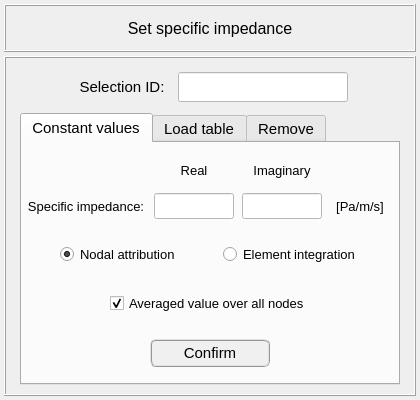
Qt form data/ui_files/model/acoustic/specific_impedance_input.ui (MOPT-UFSC/VIBRA) before a commit.
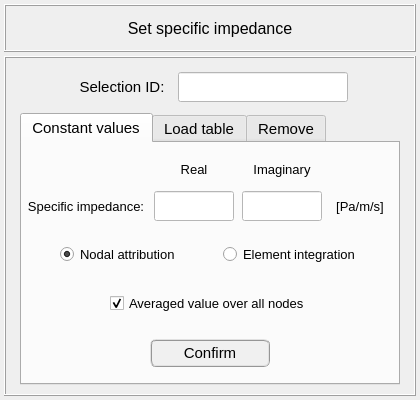
The same form after that commit.

```diff
--- a/data/ui_files/model/acoustic/specific_impedance_input.ui
+++ b/data/ui_files/model/acoustic/specific_impedance_input.ui
@@ -367,13 +367,13 @@
                <property name="minimumSize">
                 <size>
                  <width>80</width>
-                 <height>26</height>
+                 <height>30</height>
                 </size>
                </property>
                <property name="maximumSize">
                 <size>
                  <width>80</width>
-                 <height>26</height>
+                 <height>30</height>
                 </size>
                </property>
                <property name="font">
@@ -523,13 +523,13 @@
                <property name="minimumSize">
                 <size>
                  <width>80</width>
-                 <height>26</height>
+                 <height>30</height>
                 </size>
                </property>
                <property name="maximumSize">
                 <size>
                  <width>80</width>
-                 <height>26</height>
+                 <height>30</height>
                 </size>
                </property>
                <property name="font">
```
